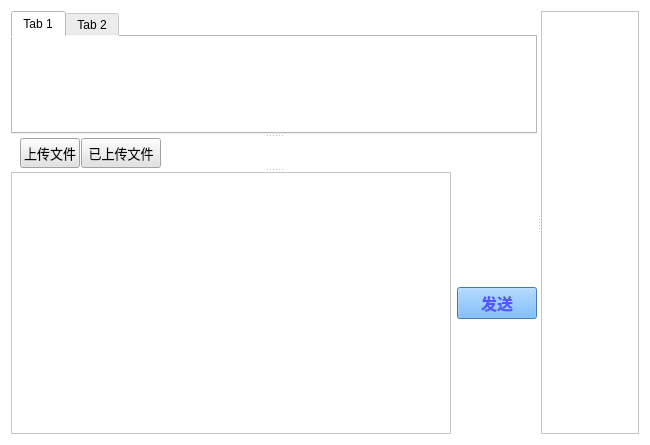
This is EasyChat/chatwidget.ui in waynecn/WebSocketServerAndClient as Qt 5 draws it before an edit. The edited form follows.
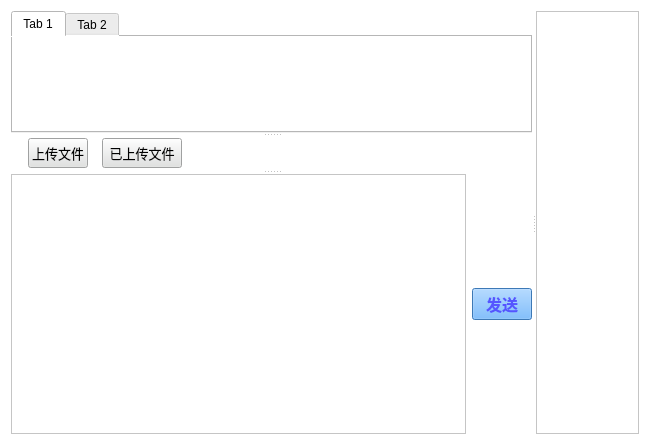
This is the edited form. Icons and pictures are not drawn.

Commit message: 修改按钮样式

What changed in the file:
```diff
--- a/EasyChat/chatwidget.ui
+++ b/EasyChat/chatwidget.ui
@@ -10,6 +10,12 @@
     <height>445</height>
    </rect>
   </property>
+  <property name="font">
+   <font>
+    <family>宋体</family>
+    <pointsize>10</pointsize>
+   </font>
+  </property>
   <property name="windowTitle">
    <string>Form</string>
   </property>
@@ -100,24 +106,27 @@
        <property name="minimumSize">
         <size>
          <width>0</width>
-         <height>30</height>
+         <height>33</height>
         </size>
        </property>
        <property name="maximumSize">
         <size>
          <width>16777215</width>
-         <height>30</height>
+         <height>33</height>
         </size>
        </property>
-       <widget class="QPushButton" name="uploadFilePushButton">
+       <widget class="QWidget" name="layoutWidget">
         <property name="geometry">
          <rect>
           <x>9</x>
           <y>0</y>
-          <width>60</width>
-          <height>30</height>
+          <width>171</width>
+          <height>32</height>
          </rect>
         </property>
+        <layout class="QHBoxLayout" name="horizontalLayout_2">
+         <item>
+          <widget class="QPushButton" name="uploadFilePushButton">
         <property name="minimumSize">
          <size>
           <width>0</width>
@@ -147,15 +156,9 @@
          <bool>false</bool>
         </property>
        </widget>
+         </item>
+         <item>
        <widget class="QPushButton" name="fileListPushButton">
-        <property name="geometry">
-         <rect>
-          <x>70</x>
-          <y>0</y>
-          <width>80</width>
-          <height>30</height>
-         </rect>
-        </property>
         <property name="minimumSize">
          <size>
           <width>0</width>
@@ -185,6 +188,9 @@
          <bool>false</bool>
         </property>
        </widget>
+         </item>
+        </layout>
+       </widget>
       </widget>
       <widget class="QWidget" name="widget" native="true">
        <property name="sizePolicy">
@@ -224,6 +230,12 @@
             <verstretch>0</verstretch>
            </sizepolicy>
           </property>
+          <property name="maximumSize">
+           <size>
+            <width>60</width>
+            <height>16777215</height>
+           </size>
+          </property>
           <property name="font">
            <font>
             <family>Arial</family>
```
Lines whose indentation alone changed are shown as unchanged. The commit also changes 1 other file.
